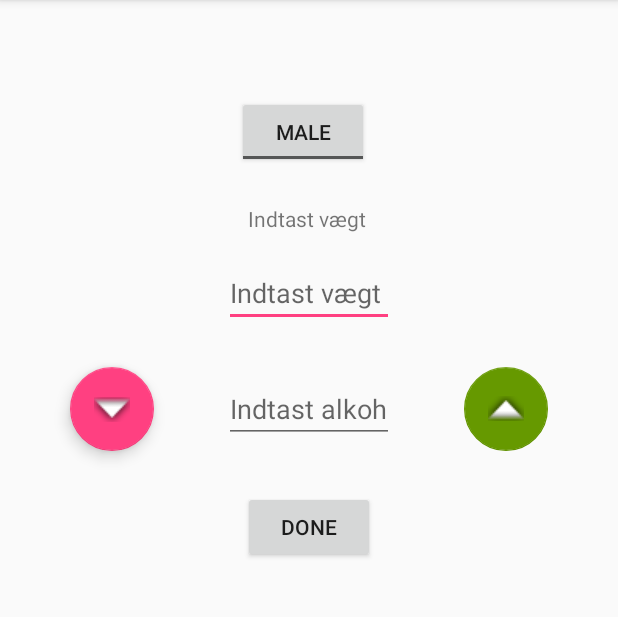
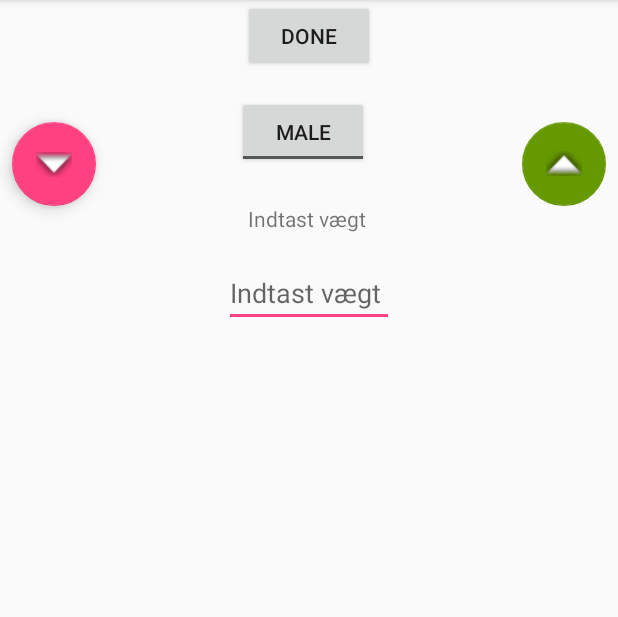
Before and after one commit to DumboJunior/Drink-Drank-Drunk, an Android app: the screen it shows after launch (MainActivity), on a phone screen of 412 x 824 dp, the part 84-701 px from its top. Run offline under Robolectric (Android 15) with nearby library versions, the phone set to English and light mode, and no system bars.

Commit message:
Fuckong dofen

```diff
--- a/app/src/main/res/layout/activity_main.xml
+++ b/app/src/main/res/layout/activity_main.xml
@@ -50,27 +50,13 @@
         android:id="@+id/button"
         android:layout_width="wrap_content"
         android:layout_height="wrap_content"
-        android:layout_marginTop="32dp"
         android:onClick="change_view"
         android:text="@string/done"
         app:layout_constraintEnd_toEndOf="parent"
         app:layout_constraintLeft_toLeftOf="parent"
         app:layout_constraintRight_toRightOf="parent"
         app:layout_constraintStart_toStartOf="parent"
-        app:layout_constraintTop_toBottomOf="@+id/editText2" />
-
-    <EditText
-        android:id="@+id/editText2"
-        android:layout_width="113dp"
-        android:layout_height="wrap_content"
-        android:layout_marginTop="32dp"
-        android:ems="10"
-        android:hint="Indtast alkohold"
-        android:inputType="number"
-        app:layout_constraintHorizontal_bias="0.501"
-        app:layout_constraintLeft_toLeftOf="parent"
-        app:layout_constraintRight_toRightOf="parent"
-        app:layout_constraintTop_toBottomOf="@+id/editText" />
+        tools:layout_editor_absoluteY="328dp" />
 
     <android.support.design.widget.FloatingActionButton
         android:id="@+id/floatingActionButton"
@@ -78,7 +64,6 @@
         android:layout_height="wrap_content"
         android:layout_marginBottom="8dp"
         android:layout_marginEnd="8dp"
-        android:layout_marginStart="8dp"
         android:layout_marginTop="8dp"
         android:clickable="true"
         android:onClick="actionButtonUp"
@@ -86,7 +71,6 @@
         app:elevation="0dp"
         app:layout_constraintBottom_toTopOf="@+id/button"
         app:layout_constraintEnd_toEndOf="parent"
-        app:layout_constraintStart_toEndOf="@+id/editText2"
         app:layout_constraintTop_toBottomOf="@+id/editText"
         app:srcCompat="@android:drawable/arrow_up_float" />
 
@@ -95,13 +79,11 @@
         android:layout_width="wrap_content"
         android:layout_height="wrap_content"
         android:layout_marginBottom="8dp"
-        android:layout_marginEnd="8dp"
         android:layout_marginStart="8dp"
         android:layout_marginTop="8dp"
         android:clickable="true"
         android:onClick="actionButtonDown"
         app:layout_constraintBottom_toTopOf="@+id/button"
-        app:layout_constraintEnd_toStartOf="@+id/editText2"
         app:layout_constraintStart_toStartOf="parent"
         app:layout_constraintTop_toBottomOf="@+id/editText"
         app:srcCompat="@android:drawable/arrow_down_float" />
```
Also changed, not shown: app/src/main/java/com/exsample/drinkdrankdrunk/MainActivity.java (+4 -5 lines).
